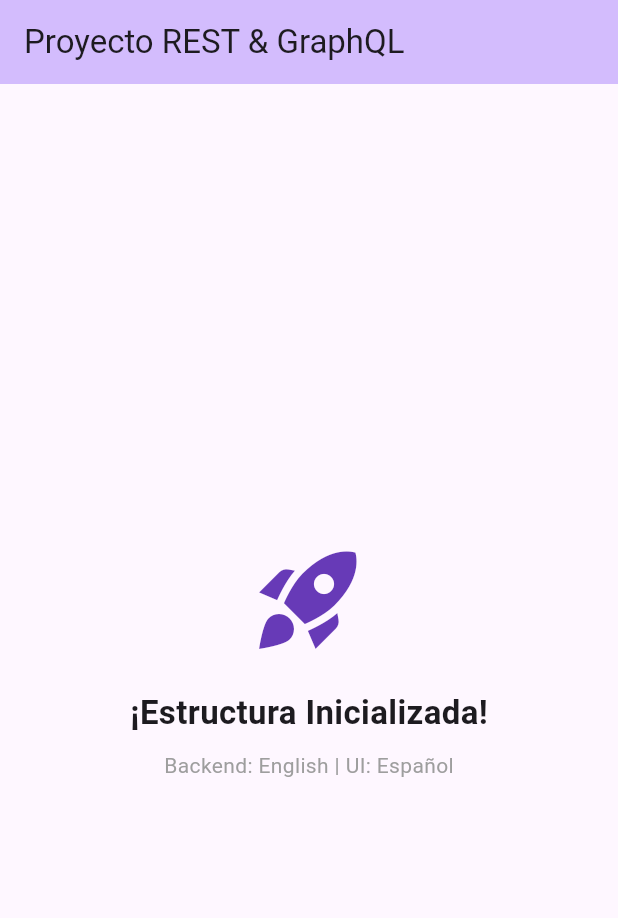
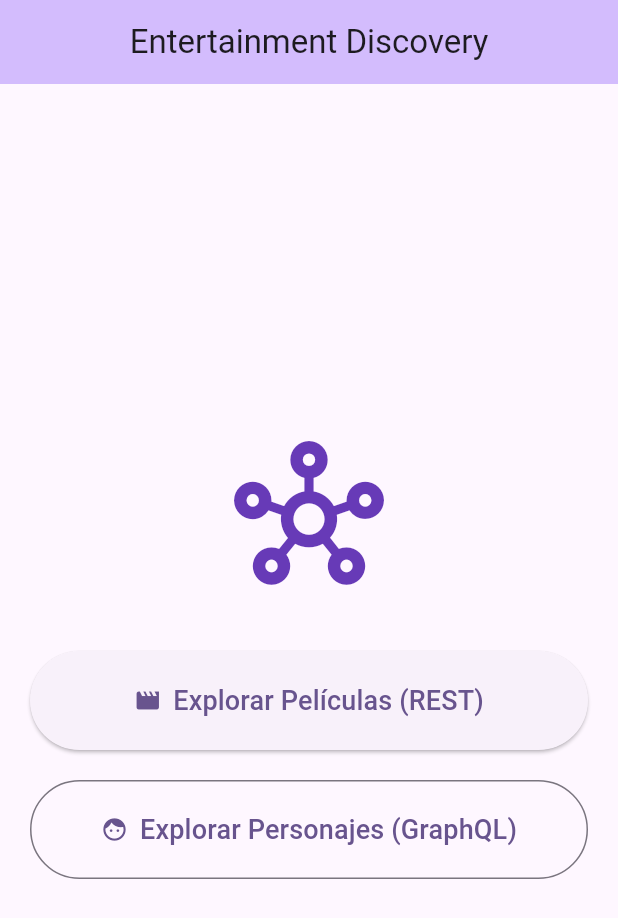
Before and after one commit to dramirezdlp99/Proyecto_Rest_GraphQL, a Flutter app: the screen it shows after launch, on a phone screen of 412 x 824 dp. Shown: the top 918 px of the screen. Run offline on Flutter 3.47's test engine with Material 3 defaults, Android fonts, the phone set to English and light mode, and no system bars; our stand-ins replace get, graphql_flutter.

Commit message:
Listo todo el proyecto con su correcto funcionamiento

```diff
--- a/lib/main.dart
+++ b/lib/main.dart
@@ -1,4 +1,7 @@
 import 'package:flutter/material.dart';
+import 'package:get/get.dart'; // Importante para usar Get en el futuro
+import 'screens/movie_list_screen.dart';
+import 'screens/character_list_screen.dart'; // Nueva pantalla de GraphQL
 
 void main() {
   runApp(const MyApp());
@@ -9,11 +12,11 @@ class MyApp extends StatelessWidget {
 
   @override
   Widget build(BuildContext context) {
-    return MaterialApp(
+    // Usamos GetMaterialApp en lugar de MaterialApp porque estamos usando GetX
+    return GetMaterialApp(
       title: 'Entertainment Hub',
       debugShowCheckedModeBanner: false,
       theme: ThemeData(
-        // Usamos la sintaxis clásica para evitar errores de versión
         colorScheme: ColorScheme.fromSeed(seedColor: Colors.deepPurple),
         useMaterial3: true,
       ),
@@ -29,23 +32,39 @@ class MainNavigationScreen extends StatelessWidget {
   Widget build(BuildContext context) {
     return Scaffold(
       appBar: AppBar(
-        title: const Text('Proyecto REST & GraphQL'),
+        title: const Text('Entertainment Discovery'),
+        centerTitle: true,
         backgroundColor: Theme.of(context).colorScheme.inversePrimary,
       ),
-      body: Center(
+      body: Padding(
+        padding: const EdgeInsets.all(20.0),
         child: Column(
           mainAxisAlignment: MainAxisAlignment.center,
+          crossAxisAlignment: CrossAxisAlignment.stretch,
           children: [
-            const Icon(Icons.rocket_launch, size: 80, color: Colors.deepPurple),
+            const Icon(Icons.hub_outlined, size: 100, color: Colors.deepPurple),
+            const SizedBox(height: 40),
+
+            // BOTÓN PARA REST
+            ElevatedButton.icon(
+              style: ElevatedButton.styleFrom(padding: const EdgeInsets.all(20)),
+              onPressed: () {
+                Get.to(() => const MovieListScreen()); // Navegación con GetX
+              },
+              icon: const Icon(Icons.movie),
+              label: const Text('Explorar Películas (REST)', style: TextStyle(fontSize: 18)),
+            ),
+
             const SizedBox(height: 20),
-            const Text(
-              '¡Estructura Inicializada!',
-              style: TextStyle(fontSize: 22, fontWeight: FontWeight.bold),
-            ),
-            const SizedBox(height: 10),
-            const Text(
-              'Backend: English | UI: Español',
-              style: TextStyle(color: Colors.grey),
+
+            // BOTÓN PARA GRAPHQL
+            OutlinedButton.icon(
+              style: OutlinedButton.styleFrom(padding: const EdgeInsets.all(20)),
+              onPressed: () {
+                Get.to(() => const CharacterListScreen()); // Navegación con GetX
+              },
+              icon: const Icon(Icons.face),
+              label: const Text('Explorar Personajes (GraphQL)', style: TextStyle(fontSize: 18)),
             ),
           ],
         ),
```
Also changed, not shown: lib/config/graphql_config.dart (added, +10 -0 lines), lib/controllers/character_controller.dart (added, +47 -0 lines), lib/models/character_model.dart (added, +22 -0 lines), lib/models/movie_model.dart (added, +26 -0 lines), lib/screens/character_list_screen.dart (added, +37 -0 lines), lib/screens/movie_list_screen.dart (added, +51 -0 lines), lib/services/api_service.dart (added, +23 -0 lines), pubspec.yaml (+3 -4 lines), pubspec.lock, 2 other files.
